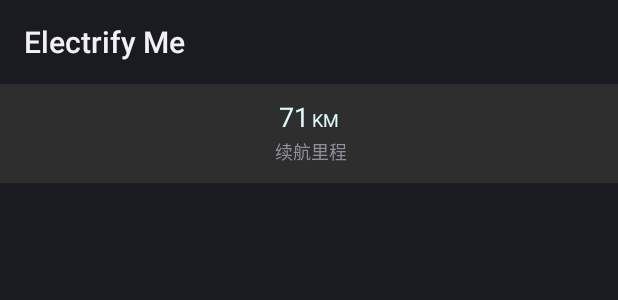
After one commit to liu-xinhui/em, an Android app: the layout item_title_value.xml on its own in the app's theme, with its tools: preview values and no code run, on a phone screen of 412 x 824 dp. The commit adds this screen. Shown: the top 300 px of the screen. Run offline under Robolectric (Android 15) with nearby library versions, the phone set to English and light mode, and no system bars; network calls fail.

Commit message:
完成车辆中心

```diff
--- a/app/src/main/AndroidManifest.xml
+++ b/app/src/main/AndroidManifest.xml
@@ -51,6 +51,7 @@
         <activity android:name=".ui.login.LoginActivity" />
         <activity android:name=".ui.setting.SettingActivity" />
         <activity android:name=".ui.tab2.TrackListActivity" />
+        <activity android:name=".ui.tab4.CarDetailActivity" />
         <!--<activity android:name=".ui.TempActivity" />-->
     </application>
 
--- a/app/src/main/java/com/hold/electrify/bean/CarModel.java
+++ b/app/src/main/java/com/hold/electrify/bean/CarModel.java
@@ -1,4 +1,6 @@
 package com.hold.electrify.bean;
+
+import java.io.Serializable;
 
 import lombok.Data;
 
@@ -6,7 +8,7 @@ import lombok.Data;
  * 车型
  */
 @Data
-public class CarModel {
+public class CarModel implements Serializable {
 
     //主键ID
     private String id;
--- a/app/src/main/java/com/hold/electrify/ui/tab1/Tab1Fragment.java
+++ b/app/src/main/java/com/hold/electrify/ui/tab1/Tab1Fragment.java
@@ -10,7 +10,6 @@ import com.blankj.utilcode.util.CollectionUtils;
 import com.hold.electrify.R;
 import com.hold.electrify.bean.CarModel;
 import com.hold.electrify.databinding.FragmentTab1Binding;
-import com.hold.electrify.http.ApiManager;
 import com.hold.electrify.ui.base.BaseFragment;
 import com.hold.electrify.ui.tab4.Tab4ViewModel;
 import com.hold.electrify.util.CommonUtil;
@@ -178,7 +177,7 @@ public class Tab1Fragment extends BaseFragment {
             if (photoIds != null && photoIds.length > 0) {
                 String[] photoUrls = new String[photoIds.length];
                 for (int i = 0; i < photoIds.length; i++) {
-                    photoUrls[i] = CommonUtil.format("{0}carModel/photo?carModelCode={1}&photoId={2}", ApiManager.BASE_URL, currentCar.getCarModelCode(), photoIds[i]);
+                    photoUrls[i] = CommonUtil.getImageUrl(currentCar.getCarModelCode(), photoIds[i]);
                 }
                 binding.banner.setBitmapUrls(photoUrls);
             } else {
--- a/app/src/main/java/com/hold/electrify/util/CommonUtil.java
+++ b/app/src/main/java/com/hold/electrify/util/CommonUtil.java
@@ -8,6 +8,7 @@ import com.blankj.utilcode.util.ToastUtils;
 import com.google.gson.JsonParseException;
 import com.google.gson.stream.MalformedJsonException;
 import com.hold.electrify.R;
+import com.hold.electrify.http.ApiManager;
 
 import org.json.JSONException;
 
@@ -62,4 +63,8 @@ public class CommonUtil {
         }
         return str;
     }
+
+    public static String getImageUrl(String carModel, String imageId) {
+        return CommonUtil.format("{0}carModel/photo?carModelCode={1}&photoId={2}", ApiManager.BASE_URL, carModel, imageId);
+    }
 }
--- a/app/src/main/res/layout/item_car.xml
+++ b/app/src/main/res/layout/item_car.xml
@@ -14,14 +14,14 @@
         app:bl_solid_color="@color/black">
 
         <com.noober.background.view.BLImageView
+            android:id="@+id/image"
             android:layout_width="match_parent"
-            android:layout_height="match_parent"
+            android:layout_height="170dp"
             android:adjustViewBounds="true"
             android:scaleType="centerCrop"
             android:src="@mipmap/tab4_car"
             app:bl_corners_radius="6dp"
-            app:bl_corners_topLeftRadius="6dp"
-            app:bl_solid_color="@color/black" />
+            app:bl_solid_color="#DEDEDE" />
 
         <TextView
             android:id="@+id/title"
--- /dev/null
+++ b/app/src/main/res/layout/item_title_value.xml
@@ -0,0 +1,47 @@
+<?xml version="1.0" encoding="utf-8"?>
+<androidx.constraintlayout.widget.ConstraintLayout xmlns:android="http://schemas.android.com/apk/res/android"
+    xmlns:app="http://schemas.android.com/apk/res-auto"
+    android:id="@+id/item_title_value_container"
+    android:layout_width="match_parent"
+    android:layout_height="66dp"
+    android:background="#2E2E2E">
+
+    <!--第一个框框内容-->
+    <TextView
+        android:id="@+id/item_title_value"
+        android:layout_width="wrap_content"
+        android:layout_height="wrap_content"
+        android:layout_marginTop="9dp"
+        android:text="71"
+        android:textColor="#ffe1fbfc"
+        android:textSize="18dp"
+        app:layout_constraintHorizontal_chainStyle="packed"
+        app:layout_constraintLeft_toLeftOf="parent"
+        app:layout_constraintRight_toLeftOf="@id/item_title_value_unit"
+        app:layout_constraintTop_toTopOf="parent" />
+
+    <TextView
+        android:id="@+id/item_title_value_unit"
+        android:layout_width="wrap_content"
+        android:layout_height="wrap_content"
+        android:layout_marginLeft="2dp"
+        android:text="KM"
+        android:textColor="#ffe1fbfc"
+        android:textSize="12dp"
+        app:layout_constraintBaseline_toBaselineOf="@id/item_title_value"
+        app:layout_constraintLeft_toRightOf="@id/item_title_value"
+        app:layout_constraintRight_toRightOf="parent" />
+
+    <TextView
+        android:id="@+id/item_title"
+        android:layout_width="wrap_content"
+        android:layout_height="wrap_content"
+        android:layout_marginLeft="2dp"
+        android:layout_marginBottom="12dp"
+        android:text="续航里程"
+        android:textSize="12dp"
+        app:layout_constraintBottom_toBottomOf="parent"
+        app:layout_constraintLeft_toLeftOf="parent"
+        app:layout_constraintRight_toRightOf="parent" />
+
+</androidx.constraintlayout.widget.ConstraintLayout>
```
Also changed, not shown: app/src/main/java/com/hold/electrify/ui/tab4/CarDetailActivity.java (added, +86 -0 lines), app/src/main/java/com/hold/electrify/ui/tab4/Tab4Fragment.java (+27 -0 lines), app/src/main/res/layout/activity_car_detail.xml (added, +50 -0 lines).
